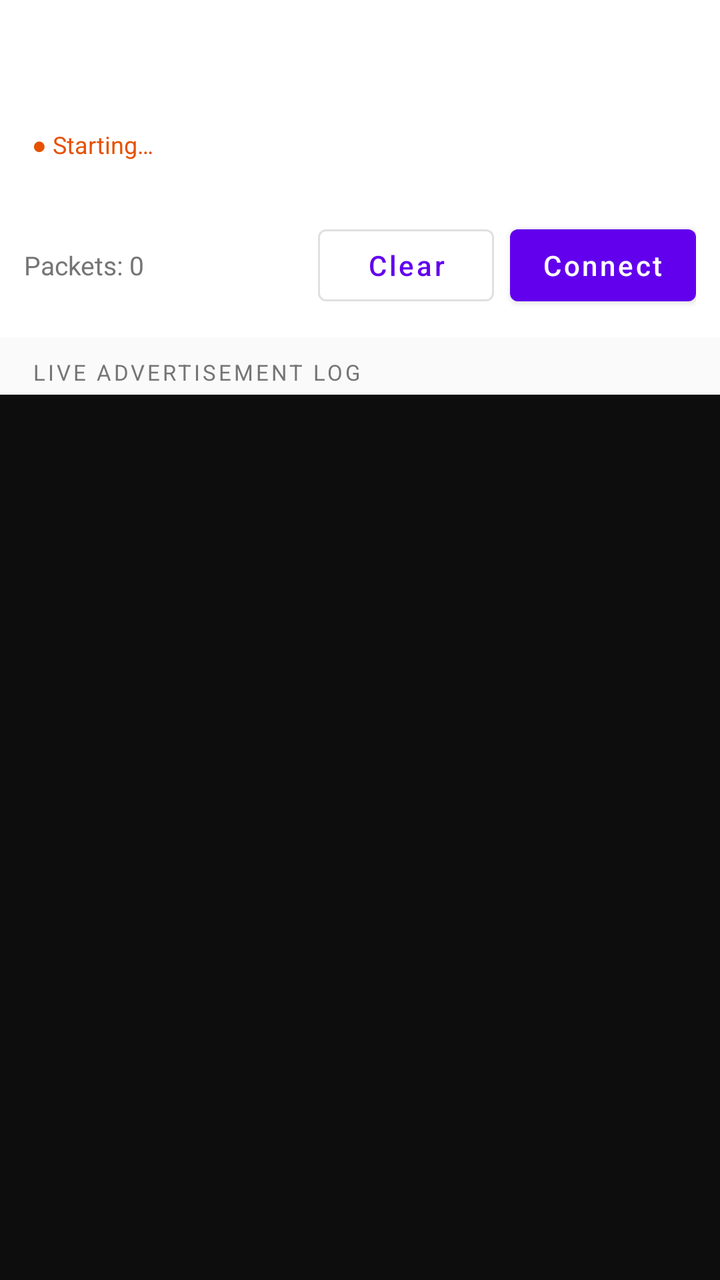
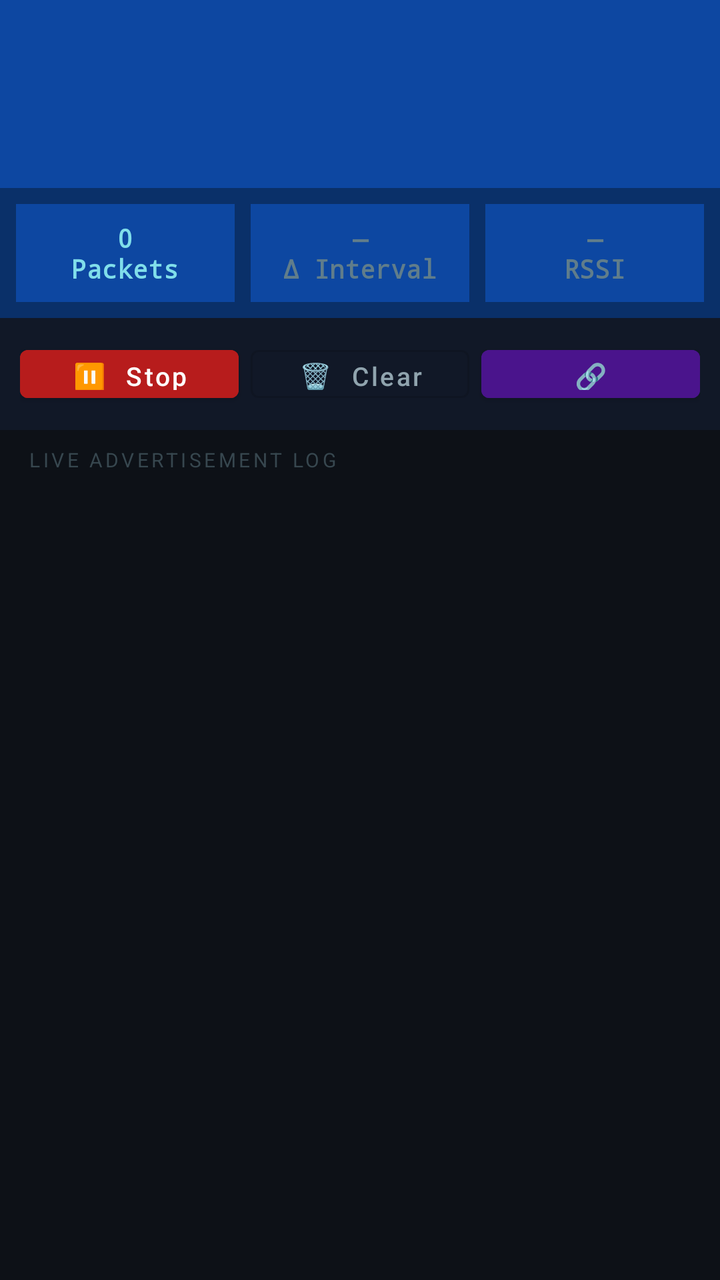

An Android layout rendered at two revisions. The XML below is the earlier revision; the diff shows what the commit changed to produce the second picture.
<!-- AndroidManifest.xml: application theme Theme.BleApp -->
<!-- res/layout/activity_advertisement.xml -->
<?xml version="1.0" encoding="utf-8"?>
<LinearLayout xmlns:android="http://schemas.android.com/apk/res/android"
    android:layout_width="match_parent"
    android:layout_height="match_parent"
    android:orientation="vertical"
    android:background="@color/background">

    
    <LinearLayout
        android:layout_width="match_parent"
        android:layout_height="wrap_content"
        android:orientation="vertical"
        android:padding="16dp"
        android:background="@color/surface">

        <TextView
            android:id="@+id/deviceNameText"
            android:layout_width="wrap_content"
            android:layout_height="wrap_content"
            android:textSize="18sp"
            android:textStyle="bold"
            android:textColor="@color/text_primary" />

        <TextView
            android:id="@+id/deviceAddressText"
            android:layout_width="wrap_content"
            android:layout_height="wrap_content"
            android:textSize="13sp"
            android:fontFamily="monospace"
            android:textColor="@color/text_secondary"
            android:layout_marginTop="2dp" />

        <TextView
            android:id="@+id/scanStatusText"
            android:layout_width="wrap_content"
            android:layout_height="wrap_content"
            android:textSize="12sp"
            android:layout_marginTop="4dp"
            android:text="● Starting…"
            android:textColor="@color/status_connecting" />

    </LinearLayout>

    
    <LinearLayout
        android:layout_width="match_parent"
        android:layout_height="wrap_content"
        android:orientation="horizontal"
        android:padding="12dp"
        android:gravity="center_vertical"
        android:background="@color/surface">

        <TextView
            android:id="@+id/packetCountText"
            android:layout_width="0dp"
            android:layout_height="wrap_content"
            android:layout_weight="1"
            android:text="Packets: 0"
            android:textSize="13sp"
            android:textColor="@color/text_secondary" />

        <com.google.android.material.button.MaterialButton
            android:id="@+id/clearButton"
            style="@style/Widget.MaterialComponents.Button.OutlinedButton"
            android:layout_width="wrap_content"
            android:layout_height="wrap_content"
            android:text="Clear"
            android:textAllCaps="false"
            android:layout_marginEnd="8dp" />

        <com.google.android.material.button.MaterialButton
            android:id="@+id/connectButton"
            android:layout_width="wrap_content"
            android:layout_height="wrap_content"
            android:text="Connect"
            android:textAllCaps="false" />

    </LinearLayout>

    
    <TextView
        android:layout_width="match_parent"
        android:layout_height="wrap_content"
        android:paddingStart="16dp"
        android:paddingTop="10dp"
        android:paddingBottom="4dp"
        android:text="LIVE ADVERTISEMENT LOG"
        android:textSize="11sp"
        android:letterSpacing="0.12"
        android:textColor="@color/text_secondary" />

    
    <ScrollView
        android:id="@+id/advLogScroll"
        android:layout_width="match_parent"
        android:layout_height="0dp"
        android:layout_weight="1"
        android:background="#0D0D0D">

        <TextView
            android:id="@+id/advLogView"
            android:layout_width="match_parent"
            android:layout_height="wrap_content"
            android:padding="12dp"
            android:textColor="#00E676"
            android:fontFamily="monospace"
            android:textSize="11sp"
            android:lineSpacingMultiplier="1.4" />

    </ScrollView>

</LinearLayout>
<!-- resources referenced by this layout -->
<resources>
  <color name="background">#FAFAFA</color>
  <color name="status_connecting">#E65100</color>
  <color name="surface">#FFFFFF</color>
  <color name="text_primary">#212121</color>
  <color name="text_secondary">#757575</color>
  <style name="Theme.BleApp" parent="Theme.MaterialComponents.Light.DarkActionBar">
          <item name="colorPrimary">@color/color_primary</item>
          <item name="colorPrimaryVariant">@color/color_primary_variant</item>
          <item name="colorOnPrimary">@color/white</item>
          <item name="colorSecondary">@color/color_secondary</item>
          <item name="colorOnSecondary">@color/black</item>
          <item name="android:statusBarColor">@color/color_primary_variant</item>
      </style>
  <color name="color_primary">#6200EE</color>
  <color name="color_primary_variant">#3700B3</color>
  <color name="white">#FFFFFFFF</color>
  <color name="color_secondary">#03DAC5</color>
  <color name="black">#FF000000</color>
</resources>

<!-- the commit's change to res/layout/activity_advertisement.xml (unified diff, before → after) -->
@@ -3,91 +3,177 @@
     android:layout_width="match_parent"
     android:layout_height="match_parent"
     android:orientation="vertical"
-    android:background="@color/background">
+    android:background="#0D1117">
 
     
     <LinearLayout
         android:layout_width="match_parent"
         android:layout_height="wrap_content"
         android:orientation="vertical"
-        android:padding="16dp"
-        android:background="@color/surface">
+        android:paddingStart="16dp"
+        android:paddingEnd="16dp"
+        android:paddingTop="14dp"
+        android:paddingBottom="14dp"
+        android:background="#0D47A1">
 
         <TextView
             android:id="@+id/deviceNameText"
             android:layout_width="wrap_content"
             android:layout_height="wrap_content"
-            android:textSize="18sp"
+            android:textSize="20sp"
             android:textStyle="bold"
-            android:textColor="@color/text_primary" />
+            android:textColor="#FFFFFF"
+            android:letterSpacing="0.02" />
 
         <TextView
             android:id="@+id/deviceAddressText"
             android:layout_width="wrap_content"
             android:layout_height="wrap_content"
+            android:textSize="12sp"
+            android:fontFamily="monospace"
+            android:textColor="#90CAF9"
+            android:layout_marginTop="2dp" />
+
+        <TextView
+            android:id="@+id/scanStatusDot"
+            android:layout_width="wrap_content"
+            android:layout_height="wrap_content"
+            android:textSize="11sp"
+            android:textColor="#69F0AE"
+            android:layout_marginTop="6dp" />
+    </LinearLayout>
+
+    
+    <LinearLayout
+        android:layout_width="match_parent"
+        android:layout_height="wrap_content"
+        android:orientation="horizontal"
+        android:padding="8dp"
+        android:background="#0A3069">
+
+        
+        <LinearLayout
+            android:layout_width="0dp"
+            android:layout_height="wrap_content"
+            android:layout_weight="1"
+            android:orientation="vertical"
+            android:gravity="center"
+            android:padding="8dp"
+            android:background="#0D47A1"
+            android:layout_marginEnd="4dp">
+            <TextView
+                android:id="@+id/statPackets"
+                android:layout_width="wrap_content"
+                android:layout_height="wrap_content"
+                android:text="0\nPackets"
+                android:gravity="center"
+                android:textColor="#80DEEA"
+                android:textSize="13sp"
+                android:textStyle="bold"
+                android:fontFamily="monospace" />
+        </LinearLayout>
+
+        
+        <LinearLayout
+            android:layout_width="0dp"
+            android:layout_height="wrap_content"
+            android:layout_weight="1"
+            android:orientation="vertical"
+            android:gravity="center"
+            android:padding="8dp"
+            android:background="#0D47A1"
+            android:layout_marginStart="4dp"
+            android:layout_marginEnd="4dp">
+            <TextView
+                android:id="@+id/statDelta"
+                android:layout_width="wrap_content"
+                android:layout_height="wrap_content"
+                android:text="—\nΔ Interval"
+                android:gravity="center"
+                android:textColor="#607D8B"
+                android:textSize="13sp"
+                android:textStyle="bold"
+                android:fontFamily="monospace" />
+        </LinearLayout>
+
+        
+        <LinearLayout
+            android:layout_width="0dp"
+            android:layout_height="wrap_content"
+            android:layout_weight="1"
+            android:orientation="vertical"
+            android:gravity="center"
+            android:padding="8dp"
+            android:background="#0D47A1"
+            android:layout_marginStart="4dp">
+            <TextView
+                android:id="@+id/statRssi"
+                android:layout_width="wrap_content"
+                android:layout_height="wrap_content"
+                android:text="—\nRSSI"
+                android:gravity="center"
+                android:textColor="#607D8B"
+                android:textSize="13sp"
+                android:textStyle="bold"
+                android:fontFamily="monospace" />
+        </LinearLayout>
+    </LinearLayout>
+
+    
+    <LinearLayout
+        android:layout_width="match_parent"
+        android:layout_height="wrap_content"
+        android:orientation="horizontal"
+        android:padding="10dp"
+        android:gravity="center_vertical"
+        android:background="#111827">
+
+        <com.google.android.material.button.MaterialButton
+            android:id="@+id/stopButton"
+            android:layout_width="0dp"
+            android:layout_height="36dp"
+            android:layout_weight="1"
+            android:text="⏸  Stop"
+            android:textAllCaps="false"
             android:textSize="13sp"
-            android:fontFamily="monospace"
-            android:textColor="@color/text_secondary"
-            android:layout_marginTop="2dp" />
-
-        <TextView
-            android:id="@+id/scanStatusText"
-            android:layout_width="wrap_content"
-            android:layout_height="wrap_content"
-            android:textSize="12sp"
-            android:layout_marginTop="4dp"
-            android:text="● Starting…"
-            android:textColor="@color/status_connecting" />
-
-    </LinearLayout>
-
-    
-    <LinearLayout
-        android:layout_width="match_parent"
-        android:layout_height="wrap_content"
-        android:orientation="horizontal"
-        android:padding="12dp"
-        android:gravity="center_vertical"
-        android:background="@color/surface">
-
-        <TextView
-            android:id="@+id/packetCountText"
-            android:layout_width="0dp"
-            android:layout_height="wrap_content"
-            android:layout_weight="1"
-            android:text="Packets: 0"
-            android:textSize="13sp"
-            android:textColor="@color/text_secondary" />
+            android:backgroundTint="#B71C1C"
+            android:layout_marginEnd="6dp" />
 
         <com.google.android.material.button.MaterialButton
             android:id="@+id/clearButton"
+            android:layout_width="0dp"
+            android:layout_height="36dp"
+            android:layout_weight="1"
             style="@style/Widget.MaterialComponents.Button.OutlinedButton"
-            android:layout_width="wrap_content"
-            android:layout_height="wrap_content"
-            android:text="Clear"
+            android:text="🗑  Clear"
             android:textAllCaps="false"
-            android:layout_marginEnd="8dp" />
+            android:textSize="13sp"
+            android:textColor="#90A4AE"
+            android:layout_marginEnd="6dp" />
 
         <com.google.android.material.button.MaterialButton
             android:id="@+id/connectButton"
-            android:layout_width="wrap_content"
-            android:layout_height="wrap_content"
-            android:text="Connect"
-            android:textAllCaps="false" />
-
+            android:layout_width="0dp"
+            android:layout_height="36dp"
+            android:layout_weight="1"
+            android:text="🔗 Connect"
+            android:textAllCaps="false"
+            android:textSize="13sp"
+            android:backgroundTint="#4A148C" />
     </LinearLayout>
 
     
     <TextView
         android:layout_width="match_parent"
         android:layout_height="wrap_content"
-        android:paddingStart="16dp"
-        android:paddingTop="10dp"
+        android:paddingStart="14dp"
+        android:paddingTop="8dp"
         android:paddingBottom="4dp"
         android:text="LIVE ADVERTISEMENT LOG"
-        android:textSize="11sp"
-        android:letterSpacing="0.12"
-        android:textColor="@color/text_secondary" />
+        android:textSize="10sp"
+        android:letterSpacing="0.15"
+        android:textColor="#37474F"
+        android:background="#0D1117" />
 
     
     <ScrollView
@@ -95,17 +181,19 @@
         android:layout_width="match_parent"
         android:layout_height="0dp"
         android:layout_weight="1"
-        android:background="#0D0D0D">
+        android:background="#0D1117"
+        android:fillViewport="true">
 
         <TextView
             android:id="@+id/advLogView"
             android:layout_width="match_parent"
             android:layout_height="wrap_content"
             android:padding="12dp"
-            android:textColor="#00E676"
             android:fontFamily="monospace"
-            android:textSize="11sp"
-            android:lineSpacingMultiplier="1.4" />
+            android:textSize="11.5sp"
+            android:lineSpacingMultiplier="1.45"
+            android:bufferType="spannable"
+            android:textIsSelectable="true" />
 
     </ScrollView>
 
<!-- resource entries referenced after the edit -->
@@ -1,10 +1,5 @@
 <!-- resources referenced by this layout -->
 <resources>
-  <color name="background">#FAFAFA</color>
-  <color name="status_connecting">#E65100</color>
-  <color name="surface">#FFFFFF</color>
-  <color name="text_primary">#212121</color>
-  <color name="text_secondary">#757575</color>
   <style name="Theme.BleApp" parent="Theme.MaterialComponents.Light.DarkActionBar">
           <item name="colorPrimary">@color/color_primary</item>
           <item name="colorPrimaryVariant">@color/color_primary_variant</item>
